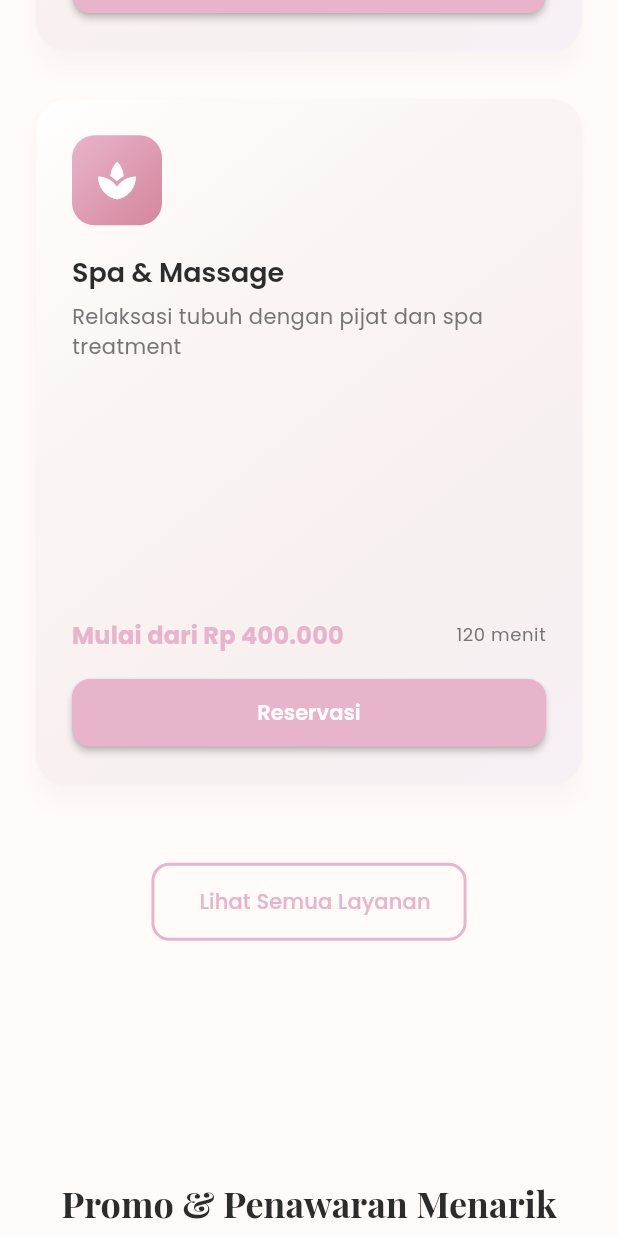
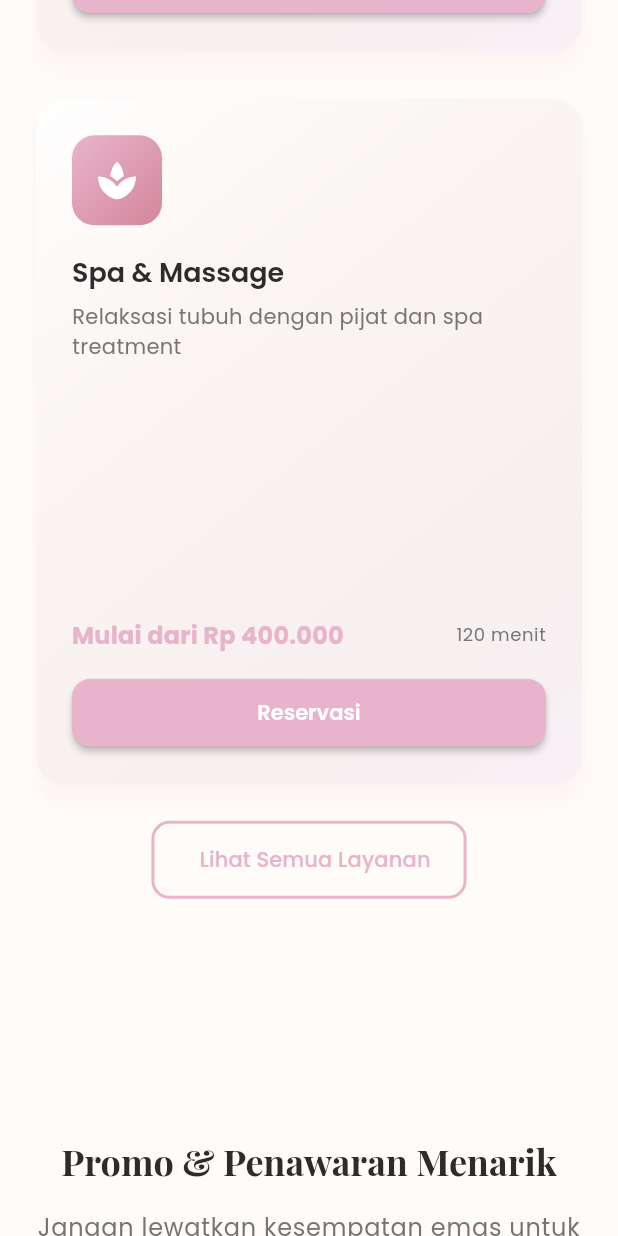
Before and after one commit to zulangga053/salonbeautyvibes, a Flutter app: the screen it shows after launch, scrolled down 2880 dp, on a phone screen of 412 x 824 dp. Run offline on Flutter 3.47's test engine with Material 3 defaults, Android fonts, the phone set to English and light mode, and no system bars; our stand-ins replace carousel_slider, firebase_core, flutter_staggered_animations, get, google_fonts, table_calendar; accounts and stored records are empty.

Commit message:
fixed overflow

```diff
--- a/lib/core/constants/app_constants.dart
+++ b/lib/core/constants/app_constants.dart
@@ -1,6 +1,6 @@
 class AppConstants {
   // Business Information
-  static const String businessName = 'Bella Beauty Salon';
+  static const String businessName = 'Salon Beauty Vibes';
   static const String tagline = 'Kecantikan & Perawatan Terpadu';
   static const String description =
       'Salon kecantikan premium dengan layanan terlengkap untuk memanjakan diri Anda';
@@ -8,9 +8,9 @@ class AppConstants {
   // Contact Information
   static const String phoneNumber = '+62 812-3456-7890';
   static const String whatsappNumber = '+62 812-3456-7890';
-  static const String email = 'info@bellabeautysalon.com';
+  static const String email = 'info@salonbeautyvibes.com';
   static const String phone = '085333242342';
-  static const String instagram = '@bellabeautysalon';
+  static const String instagram = '@salonbeautyvibes';
   static const String address =
       'Jl. Sudirman No. 123, Jakarta Pusat, DKI Jakarta 10220';
 
--- a/lib/main.dart
+++ b/lib/main.dart
@@ -13,10 +13,12 @@ void main() async {
 }
 
 class BellaBeautySalonApp extends StatelessWidget {
+  const BellaBeautySalonApp({super.key});
+
   @override
   Widget build(BuildContext context) {
     return GetMaterialApp(
-      title: 'Bella Beauty Salon - Kecantikan & Perawatan Terpadu',
+      title: 'Salon Beauty Vibes - Kecantikan & Perawatan Terpadu',
       theme: AppTheme.lightTheme,
       debugShowCheckedModeBanner: false,
       initialRoute: AppRoutes.home,
--- a/lib/presentation/controllers/home_controller.dart
+++ b/lib/presentation/controllers/home_controller.dart
@@ -29,12 +29,6 @@ class HomeController extends GetxController {
   // Featured services
   List<String> featuredServices = ['haircut', 'makeup', 'skincare'];
 
-  @override
-  void onInit() {
-    super.onInit();
-    // Initialize any required data
-  }
-
   void navigateToService(String serviceId) {
     Get.toNamed('/layanan', arguments: serviceId);
   }
--- a/lib/presentation/pages/about/about_page.dart
+++ b/lib/presentation/pages/about/about_page.dart
@@ -8,6 +8,8 @@ import '../../../core/theme/app_theme.dart';
 import '../../../core/constants/app_constants.dart';
 
 class AboutPage extends StatelessWidget {
+  const AboutPage({super.key});
+
   @override
   Widget build(BuildContext context) {
     return Scaffold(
@@ -98,7 +100,7 @@ class AboutPage extends StatelessWidget {
                   Text('Cerita Kami', style: Get.textTheme.headlineMedium),
                   const SizedBox(height: 24),
                   Text(
-                    'Bella Beauty Salon dimulai dari impian sederhana untuk memberikan pengalaman kecantikan yang tak terlupakan. Didirikan pada tahun 2014, kami telah melayani ribuan pelanggan dengan dedikasi tinggi.',
+                    'Salon Beauty Vibes dimulai dari impian sederhana untuk memberikan pengalaman kecantikan yang tak terlupakan. Didirikan pada tahun 2025, kami telah melayani ribuan pelanggan dengan dedikasi tinggi.',
                     style: Get.textTheme.bodyLarge,
                   ),
                   const SizedBox(height: 16),
--- a/lib/presentation/pages/booking/booking_page.dart
+++ b/lib/presentation/pages/booking/booking_page.dart
@@ -3,7 +3,6 @@ import 'package:get/get.dart';
 import 'package:table_calendar/table_calendar.dart';
 import '../../controllers/booking_controller.dart';
 import '../../widgets/common/custom_app_bar.dart';
-import '../../widgets/common/custom_button.dart';
 import '../../widgets/common/footer.dart';
 import '../../../core/theme/app_theme.dart';
 import '../../../core/constants/app_constants.dart';
--- a/lib/presentation/pages/contact/contact_page.dart
+++ b/lib/presentation/pages/contact/contact_page.dart
@@ -13,6 +13,8 @@ class ContactPage extends StatelessWidget {
   final TextEditingController _emailController = TextEditingController();
   final TextEditingController _phoneController = TextEditingController();
   final TextEditingController _messageController = TextEditingController();
+
+  ContactPage({super.key});
 
   @override
   Widget build(BuildContext context) {
@@ -453,7 +455,7 @@ class ContactPage extends StatelessWidget {
   }
 
   void _launchTikTok() async {
-    const url = 'https://tiktok.com/@bellabeautysalon';
+    const url = 'https://tiktok.com/@salonbeautyvibes';
     if (await canLaunchUrl(Uri.parse(url))) {
       await launchUrl(Uri.parse(url));
     }
--- a/lib/presentation/pages/gallery/gallery_page.dart
+++ b/lib/presentation/pages/gallery/gallery_page.dart
@@ -23,6 +23,8 @@ class GalleryPage extends StatelessWidget {
     },
     // Add more gallery items
   ];
+
+  GalleryPage({super.key});
 
   @override
   Widget build(BuildContext context) {
--- a/lib/presentation/pages/home/home_page.dart
+++ b/lib/presentation/pages/home/home_page.dart
@@ -1,6 +1,5 @@
 import 'package:flutter/material.dart';
 import 'package:get/get.dart';
-import 'package:get/get_state_manager/src/simple/get_view.dart';
 import 'package:salonbeautyvibes/presentation/controllers/home_controller.dart';
 
 import '../../../core/theme/app_theme.dart';
@@ -55,7 +54,7 @@ class HomePage extends GetView<HomeController> {
       child: Column(
         children: [
           Text(
-            'Tentang Bella Beauty Salon',
+            'Tentang Salon Beauty Vibes',
             style: Get.textTheme.headlineMedium,
             textAlign: TextAlign.center,
           ),
@@ -63,7 +62,7 @@ class HomePage extends GetView<HomeController> {
           Container(
             constraints: const BoxConstraints(maxWidth: 800),
             child: Text(
-              'Dengan pengalaman lebih dari 10 tahun, Bella Beauty Salon telah menjadi destinasi utama untuk perawatan kecantikan di Jakarta. Kami menghadirkan layanan terlengkap dengan tenaga ahli berpengalaman dan produk berkualitas premium.',
+              'Dengan pengalaman lebih dari 10 tahun, Salon Beauty Vibes telah menjadi destinasi utama untuk perawatan kecantikan di Jakarta. Kami menghadirkan layanan terlengkap dengan tenaga ahli berpengalaman dan produk berkualitas premium.',
               style: Get.textTheme.bodyLarge,
               textAlign: TextAlign.center,
             ),
--- a/lib/presentation/pages/products/products_page.dart
+++ b/lib/presentation/pages/products/products_page.dart
@@ -1,7 +1,6 @@
 import 'package:flutter/material.dart';
 import 'package:get/get.dart';
 import '../../widgets/common/custom_app_bar.dart';
-import '../../widgets/common/custom_button.dart';
 import '../../widgets/common/footer.dart';
 import '../../../core/theme/app_theme.dart';
 
@@ -28,6 +27,8 @@ class ProductsPage extends StatelessWidget {
     },
     // Add more products
   ];
+
+  ProductsPage({super.key});
 
   @override
   Widget build(BuildContext context) {
--- a/lib/presentation/pages/services/services_page.dart
+++ b/lib/presentation/pages/services/services_page.dart
@@ -9,6 +9,8 @@ import '../../../core/theme/app_theme.dart';
 import '../../../core/constants/app_constants.dart';
 
 class ServicesPage extends GetView<ServicesController> {
+  const ServicesPage({super.key});
+
   @override
   Widget build(BuildContext context) {
     return Scaffold(
@@ -116,7 +118,7 @@ class ServicesPage extends GetView<ServicesController> {
       elevation: 6,
       shape: RoundedRectangleBorder(borderRadius: BorderRadius.circular(20)),
       child: Container(
-        padding: const EdgeInsets.all(24),
+        padding: const EdgeInsets.all(16),
         decoration: BoxDecoration(
           borderRadius: BorderRadius.circular(20),
           gradient: LinearGradient(
@@ -290,7 +292,7 @@ class ServicesPage extends GetView<ServicesController> {
       elevation: 8,
       shape: RoundedRectangleBorder(borderRadius: BorderRadius.circular(20)),
       child: Container(
-        padding: const EdgeInsets.all(24),
+        padding: const EdgeInsets.all(20),
         decoration: BoxDecoration(
           borderRadius: BorderRadius.circular(20),
           gradient: LinearGradient(
--- a/lib/presentation/pages/testimonials/testimonials_page.dart
+++ b/lib/presentation/pages/testimonials/testimonials_page.dart
@@ -11,7 +11,7 @@ class TestimonialsPage extends StatelessWidget {
       'service': 'Paket Wedding',
       'rating': 5,
       'review':
-          'Pelayanan luar biasa! Tim Bella Beauty Salon sangat profesional dan hasilnya melebihi ekspektasi. Hari pernikahan saya menjadi sangat berkesan berkat mereka.',
+          'Pelayanan luar biasa! Tim Salon Beauty Vibes sangat profesional dan hasilnya melebihi ekspektasi. Hari pernikahan saya menjadi sangat berkesan berkat mereka.',
       'image': 'assets/images/customer1.jpg',
       'date': '15 Desember 2024',
     },
@@ -29,12 +29,14 @@ class TestimonialsPage extends StatelessWidget {
       'service': 'Hair Styling',
       'rating': 5,
       'review':
-          'Hair stylist di sini sangat kreatif dan memahami keinginan customer. Rambut saya selalu tampil cantik setelah treatment di Bella Beauty Salon.',
+          'Hair stylist di sini sangat kreatif dan memahami keinginan customer. Rambut saya selalu tampil cantik setelah treatment di Salon Beauty Vibes.',
       'image': 'assets/images/customer3.jpg',
       'date': '10 Desember 2024',
     },
     // Add more testimonials
   ];
+
+  TestimonialsPage({super.key});
 
   @override
   Widget build(BuildContext context) {
--- a/lib/presentation/widgets/common/custom_button.dart
+++ b/lib/presentation/widgets/common/custom_button.dart
@@ -1,5 +1,4 @@
 import 'package:flutter/material.dart';
-import 'package:get/get.dart';
 import '../../../core/theme/app_theme.dart';
 
 class CustomButton extends StatelessWidget {
@@ -15,7 +14,7 @@ class CustomButton extends StatelessWidget {
   final Widget? icon;
 
   const CustomButton({
-    Key? key,
+    super.key,
     required this.text,
     this.onPressed,
     this.isOutlined = false,
@@ -26,7 +25,7 @@ class CustomButton extends StatelessWidget {
     this.width,
     this.borderRadius = 12,
     this.icon,
-  }) : super(key: key);
+  });
 
   @override
   Widget build(BuildContext context) {
--- a/lib/presentation/widgets/home/hero_banner.dart
+++ b/lib/presentation/widgets/home/hero_banner.dart
@@ -3,7 +3,6 @@ import 'package:get/get.dart';
 import 'package:carousel_slider/carousel_slider.dart';
 import '../common/custom_button.dart';
 import '../../../core/theme/app_theme.dart';
-import '../../../core/constants/app_constants.dart';
 
 class HeroBanner extends StatelessWidget {
   final List<Map<String, String>> bannerSlides = [
@@ -27,9 +26,11 @@ class HeroBanner extends StatelessWidget {
     },
   ];
 
+  HeroBanner({super.key});
+
   @override
   Widget build(BuildContext context) {
-    return Container(
+    return SizedBox(
       height: Get.height * 0.8,
       child: CarouselSlider.builder(
         itemCount: bannerSlides.length,
--- a/lib/presentation/widgets/home/promotions_section.dart
+++ b/lib/presentation/widgets/home/promotions_section.dart
@@ -27,6 +27,8 @@ class PromotionsSection extends StatelessWidget {
       'image': 'assets/images/promo3.jpg',
     },
   ];
+
+  PromotionsSection({super.key});
 
   @override
   Widget build(BuildContext context) {
@@ -73,7 +75,7 @@ class PromotionsSection extends StatelessWidget {
       elevation: 8,
       shape: RoundedRectangleBorder(borderRadius: BorderRadius.circular(20)),
       child: Container(
-        height: 200,
+        height: 230,
         decoration: BoxDecoration(
           borderRadius: BorderRadius.circular(20),
           gradient: LinearGradient(
@@ -151,7 +153,7 @@ class PromotionsSection extends StatelessWidget {
                         color: AppColors.textSecondary,
                       ),
                     ),
-                    const SizedBox(height: 16),
+                    const SizedBox(height: 12),
 
                     // CTA Button
                     CustomButton(
--- a/lib/presentation/widgets/home/services_section.dart
+++ b/lib/presentation/widgets/home/services_section.dart
@@ -6,6 +6,8 @@ import '../../../core/theme/app_theme.dart';
 import '../../../core/constants/app_constants.dart';
 
 class ServicesSection extends StatelessWidget {
+  const ServicesSection({super.key});
+
   @override
   Widget build(BuildContext context) {
     return Container(
@@ -62,7 +64,7 @@ class ServicesSection extends StatelessWidget {
             ),
           ),
 
-          const SizedBox(height: 48),
+          const SizedBox(height: 20),
           CustomButton(
             text: 'Lihat Semua Layanan',
             onPressed: () => Get.toNamed('/layanan'),
--- a/lib/presentation/widgets/home/testimonials_section.dart
+++ b/lib/presentation/widgets/home/testimonials_section.dart
@@ -10,7 +10,7 @@ class TestimonialsSection extends StatelessWidget {
       'service': 'Paket Wedding',
       'rating': 5,
       'review':
-          'Pelayanan luar biasa! Tim Bella Beauty Salon sangat profesional dan hasilnya melebihi ekspektasi. Hari pernikahan saya menjadi sangat berkesan berkat mereka.',
+          'Pelayanan luar biasa! Tim Salon Beauty Vibes sangat profesional dan hasilnya melebihi ekspektasi. Hari pernikahan saya menjadi sangat berkesan berkat mereka.',
       'image': 'assets/images/customer1.jpg',
       'date': '15 Desember 2024',
     },
@@ -28,7 +28,7 @@ class TestimonialsSection extends StatelessWidget {
       'service': 'Hair Styling',
       'rating': 5,
       'review':
-          'Hair stylist di sini sangat kreatif dan memahami keinginan customer. Rambut saya selalu tampil cantik setelah treatment di Bella Beauty Salon.',
+          'Hair stylist di sini sangat kreatif dan memahami keinginan customer. Rambut saya selalu tampil cantik setelah treatment di Salon Beauty Vibes.',
       'image': 'assets/images/customer3.jpg',
       'date': '10 Desember 2024',
     },
@@ -42,6 +42,8 @@ class TestimonialsSection extends StatelessWidget {
       'date': '5 Januari 2025',
     },
   ];
+
+  TestimonialsSection({super.key});
 
   @override
   Widget build(BuildContext context) {
```
Also changed, not shown: lib/presentation/widgets/common/footer.dart (+2 -47 lines), 8 other files.
